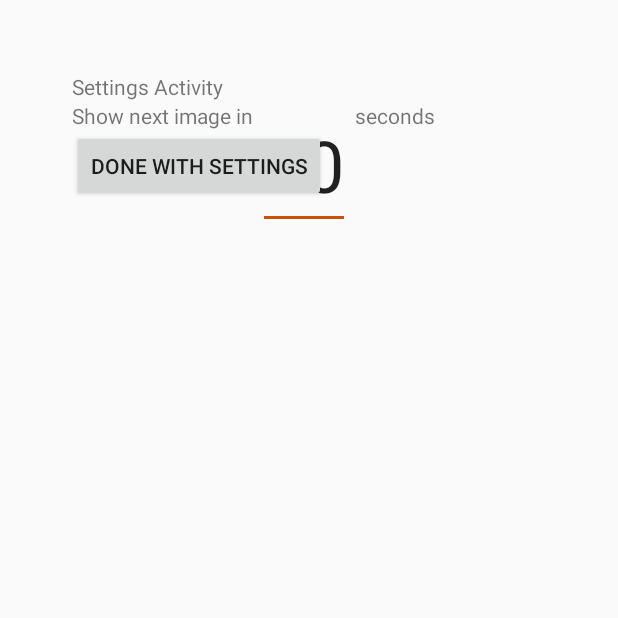
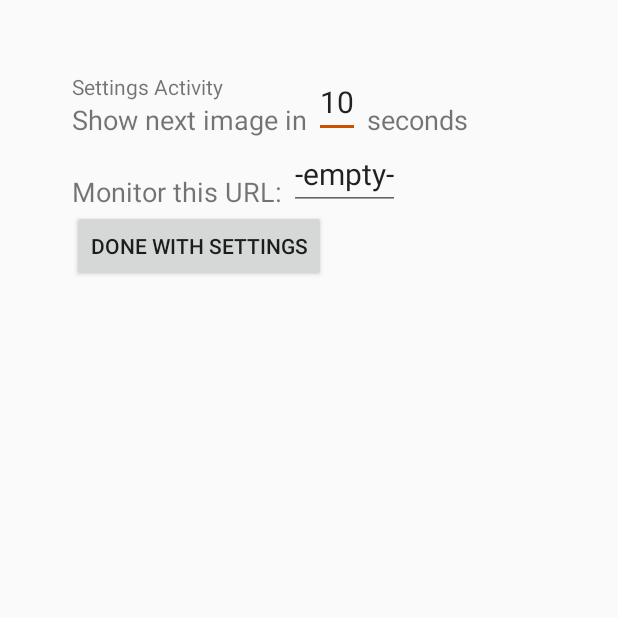
Before and after one commit to youngelf/PhotoViewer, an Android app: the SettingActivity screen opened directly, with no data from a screen before it, on a phone screen of 412 x 824 dp, the top half of it. Run offline under Robolectric (Android 15) with nearby library versions, the phone set to English and light mode, and no system bars.

Commit message:
Show the beacon in the SettingsActivity
Small change, to keep up the momentum.

If there is a beacon, it is displayed in the SettingActivity, and the user is
allowed to modify it.

```diff
--- a/PhotoViewer/mobile/src/main/java/com/eggwall/android/photoviewer/SettingActivity.java
+++ b/PhotoViewer/mobile/src/main/java/com/eggwall/android/photoviewer/SettingActivity.java
@@ -8,6 +8,7 @@ import android.text.TextWatcher;
 import android.view.View;
 import android.widget.EditText;
 
+import static com.eggwall.android.photoviewer.Pref.Name.BEACON;
 import static com.eggwall.android.photoviewer.Pref.Name.SLIDESHOW_DELAY;
 
 /**
@@ -52,6 +53,22 @@ public class SettingActivity extends Activity {
         int currentDelay = Pref.getInt(this, SLIDESHOW_DELAY);
         String delay = "" + currentDelay;
         slideshow_delay.setText(delay);
+
+        // Beacon location
+        final EditText beacon = findViewById(R.id.beacon);
+        beacon.addTextChangedListener(new TextWatcher() {
+            @Override
+            public void beforeTextChanged(CharSequence s, int start, int count, int after) { }
+
+            @Override
+            public void onTextChanged(CharSequence s, int start, int before, int count) { }
+
+            @Override
+            public void afterTextChanged(Editable s) {
+                // Update the Shared preferences.
+                Pref.modify(SettingActivity.this, BEACON, s.toString());
+            }
+        });
     }
 
     /**
--- a/PhotoViewer/mobile/src/main/res/layout/activity_setting.xml
+++ b/PhotoViewer/mobile/src/main/res/layout/activity_setting.xml
@@ -41,16 +41,17 @@ of a drawer layout, even though we don't show the drawer.-->
             android:id="@+id/slideshow_delay_label"
             app:layout_constraintTop_toBottomOf="@id/label"
             app:layout_constraintStart_toStartOf="parent"
+            android:textSize="18sp"
             android:text="Show next image in " />
         <EditText
             android:layout_width="wrap_content"
             android:layout_height="wrap_content"
             app:layout_constraintStart_toEndOf="@id/slideshow_delay_label"
-            app:layout_constraintTop_toBottomOf="@id/label"
+            app:layout_constraintBottom_toBottomOf="@id/slideshow_delay_label"
             android:id="@+id/slideshow_delay"
             android:inputType="number"
             android:text="15"
-            android:textSize="48dp"
+            android:textSize="20sp"
             />
         <TextView
             android:layout_width="wrap_content"
@@ -58,7 +59,30 @@ of a drawer layout, even though we don't show the drawer.-->
             android:id="@+id/slideshow_unit_label"
             app:layout_constraintTop_toBottomOf="@id/label"
             app:layout_constraintStart_toEndOf="@id/slideshow_delay"
+            android:textSize="18sp"
             android:text=" seconds" />
+
+        <!--
+         This section has the Automatic monitor location.
+        -->
+        <TextView
+            android:layout_width="wrap_content"
+            android:layout_height="wrap_content"
+            android:id="@+id/beacon_label"
+            app:layout_constraintBottom_toBottomOf="@id/beacon"
+            app:layout_constraintStart_toStartOf="parent"
+            android:textSize="18sp"
+            android:text="Monitor this URL: " />
+        <EditText
+            android:layout_width="wrap_content"
+            android:layout_height="wrap_content"
+            app:layout_constraintStart_toEndOf="@id/beacon_label"
+            app:layout_constraintTop_toBottomOf="@id/slideshow_unit_label"
+            android:id="@+id/beacon"
+            android:inputType="number"
+            android:text="-empty-"
+            android:textSize="20sp"
+            />
 
 
         <!--
@@ -67,7 +91,7 @@ of a drawer layout, even though we don't show the drawer.-->
         <Button
             android:layout_width="wrap_content"
             android:layout_height="wrap_content"
-            app:layout_constraintTop_toBottomOf="@id/slideshow_delay_label"
+            app:layout_constraintTop_toBottomOf="@id/beacon"
             android:text="Done with settings"
             app:layout_constraintStart_toStartOf="parent"
             android:onClick="returnToPrevious"/>
```
